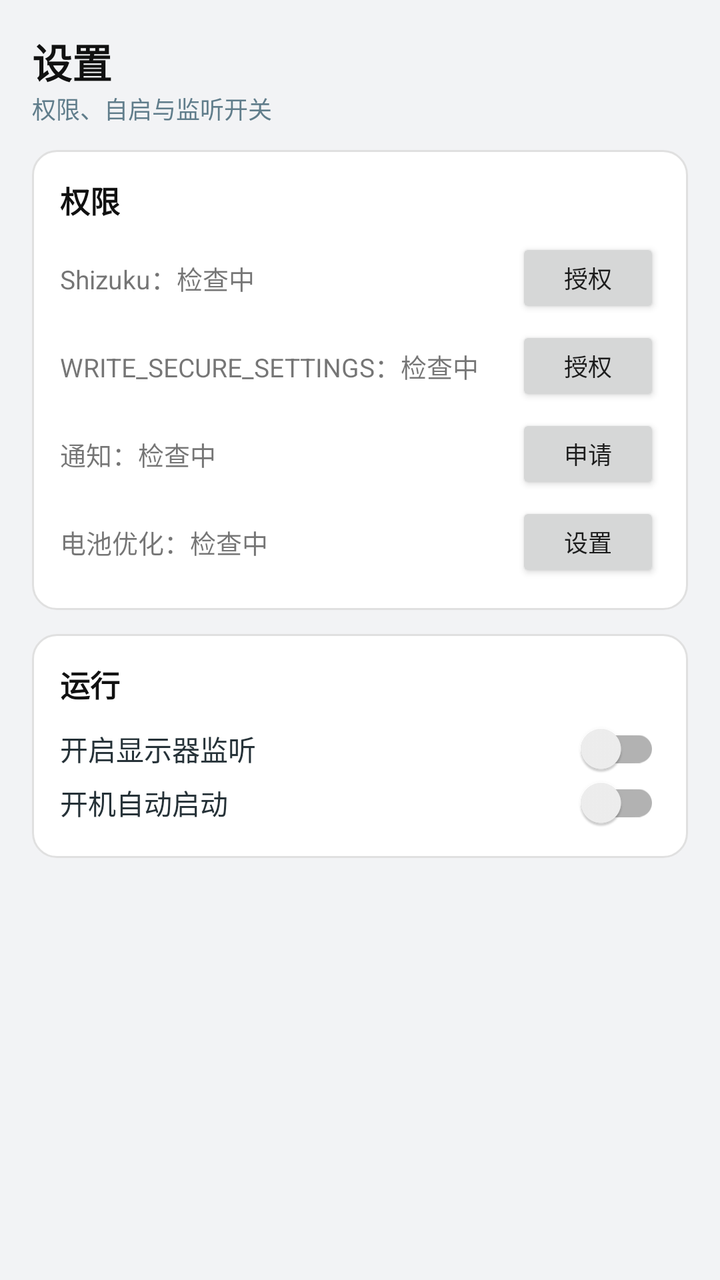
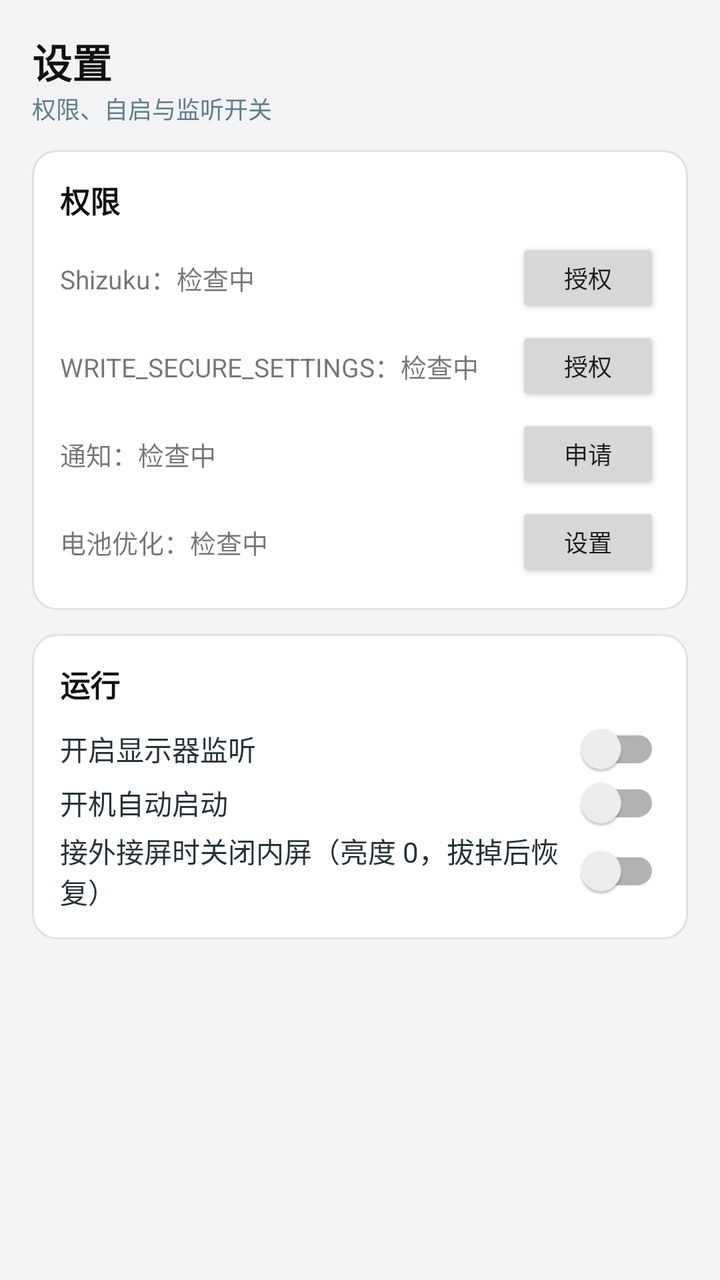

Two renders of the same Android screen: before a commit and after it. Below are the layout's source before the change and the commit's diff.
<!-- AndroidManifest.xml: application theme Theme.DockPilot -->
<!-- res/layout/page_settings.xml -->
<?xml version="1.0" encoding="utf-8"?>
<ScrollView xmlns:android="http://schemas.android.com/apk/res/android"
    android:layout_width="match_parent"
    android:layout_height="match_parent"
    android:background="#F2F3F5"
    android:fillViewport="true">

    <LinearLayout
        android:layout_width="match_parent"
        android:layout_height="wrap_content"
        android:orientation="vertical"
        android:padding="16dp">

        <TextView
            android:layout_width="wrap_content"
            android:layout_height="wrap_content"
            android:text="设置"
            android:textColor="#111111"
            android:textSize="20sp"
            android:textStyle="bold" />

        <TextView
            android:layout_width="wrap_content"
            android:layout_height="wrap_content"
            android:text="权限、自启与监听开关"
            android:textColor="#607D8B"
            android:textSize="12sp" />

        
        <LinearLayout
            android:layout_width="match_parent"
            android:layout_height="wrap_content"
            android:layout_marginTop="12dp"
            android:background="@drawable/bg_card"
            android:orientation="vertical"
            android:padding="14dp">

            <TextView
                android:layout_width="wrap_content"
                android:layout_height="wrap_content"
                android:text="权限"
                android:textColor="#111111"
                android:textSize="15sp"
                android:textStyle="bold" />

            <LinearLayout
                android:layout_width="match_parent"
                android:layout_height="wrap_content"
                android:layout_marginTop="8dp"
                android:gravity="center_vertical"
                android:orientation="horizontal">

                <TextView
                    android:id="@+id/tvShizukuState"
                    android:layout_width="0dp"
                    android:layout_height="wrap_content"
                    android:layout_weight="1"
                    android:text="Shizuku：检查中"
                    android:textSize="13sp" />

                <Button
                    android:id="@+id/btnShizuku"
                    android:layout_width="wrap_content"
                    android:layout_height="40dp"
                    android:minWidth="72dp"
                    android:text="授权"
                    android:textSize="12sp" />
            </LinearLayout>

            <LinearLayout
                android:layout_width="match_parent"
                android:layout_height="wrap_content"
                android:layout_marginTop="4dp"
                android:gravity="center_vertical"
                android:orientation="horizontal">

                <TextView
                    android:id="@+id/tvSecureState"
                    android:layout_width="0dp"
                    android:layout_height="wrap_content"
                    android:layout_weight="1"
                    android:text="WRITE_SECURE_SETTINGS：检查中"
                    android:textSize="13sp" />

                <Button
                    android:id="@+id/btnSecure"
                    android:layout_width="wrap_content"
                    android:layout_height="40dp"
                    android:minWidth="72dp"
                    android:text="授权"
                    android:textSize="12sp" />
            </LinearLayout>

            <LinearLayout
                android:layout_width="match_parent"
                android:layout_height="wrap_content"
                android:layout_marginTop="4dp"
                android:gravity="center_vertical"
                android:orientation="horizontal">

                <TextView
                    android:id="@+id/tvNotificationState"
                    android:layout_width="0dp"
                    android:layout_height="wrap_content"
                    android:layout_weight="1"
                    android:text="通知：检查中"
                    android:textSize="13sp" />

                <Button
                    android:id="@+id/btnNotification"
                    android:layout_width="wrap_content"
                    android:layout_height="40dp"
                    android:minWidth="72dp"
                    android:text="申请"
                    android:textSize="12sp" />
            </LinearLayout>

            <LinearLayout
                android:layout_width="match_parent"
                android:layout_height="wrap_content"
                android:layout_marginTop="4dp"
                android:gravity="center_vertical"
                android:orientation="horizontal">

                <TextView
                    android:id="@+id/tvBatteryState"
                    android:layout_width="0dp"
                    android:layout_height="wrap_content"
                    android:layout_weight="1"
                    android:text="电池优化：检查中"
                    android:textSize="13sp" />

                <Button
                    android:id="@+id/btnBattery"
                    android:layout_width="wrap_content"
                    android:layout_height="40dp"
                    android:minWidth="72dp"
                    android:text="设置"
                    android:textSize="12sp" />
            </LinearLayout>
        </LinearLayout>

        
        <LinearLayout
            android:layout_width="match_parent"
            android:layout_height="wrap_content"
            android:layout_marginTop="12dp"
            android:background="@drawable/bg_card"
            android:orientation="vertical"
            android:padding="14dp">

            <TextView
                android:layout_width="wrap_content"
                android:layout_height="wrap_content"
                android:text="运行"
                android:textColor="#111111"
                android:textSize="15sp"
                android:textStyle="bold" />

            <androidx.appcompat.widget.SwitchCompat
                android:id="@+id/swMonitor"
                android:layout_width="match_parent"
                android:layout_height="wrap_content"
                android:layout_marginTop="8dp"
                android:text="开启显示器监听"
                android:textColor="#263238"
                android:textSize="14sp" />

            <androidx.appcompat.widget.SwitchCompat
                android:id="@+id/swBoot"
                android:layout_width="match_parent"
                android:layout_height="wrap_content"
                android:text="开机自动启动"
                android:textColor="#263238"
                android:textSize="14sp" />
        </LinearLayout>
    </LinearLayout>
</ScrollView>
<!-- resources referenced by this layout -->
<resources>
  <!-- drawable bg_card (drawable) -->
  <?xml version="1.0" encoding="utf-8"?>
  <shape xmlns:android="http://schemas.android.com/apk/res/android"
      android:shape="rectangle">
      <solid android:color="#FFFFFF" />
      <corners android:radius="12dp" />
      <stroke
          android:width="1dp"
          android:color="#E0E0E0" />
  </shape>
  <style name="Theme.DockPilot" parent="Theme.AppCompat.Light.NoActionBar">
          <item name="colorPrimary">#2E7D32</item>
          <item name="colorPrimaryDark">#1B5E20</item>
          <item name="colorAccent">#43A047</item>
      </style>
</resources>

<!-- the commit's change to res/layout/page_settings.xml (unified diff, before → after) -->
@@ -173,6 +173,14 @@
                 android:text="开机自动启动"
                 android:textColor="#263238"
                 android:textSize="14sp" />
+
+            <androidx.appcompat.widget.SwitchCompat
+                android:id="@+id/swDimInternal"
+                android:layout_width="match_parent"
+                android:layout_height="wrap_content"
+                android:text="接外接屏时关闭内屏（亮度 0，拔掉后恢复）"
+                android:textColor="#263238"
+                android:textSize="14sp" />
         </LinearLayout>
     </LinearLayout>
 </ScrollView>
<!-- resource entries referenced after the edit -->
@@ -14,6 +14,10 @@
           <item name="colorPrimary">#2E7D32</item>
           <item name="colorPrimaryDark">#1B5E20</item>
           <item name="colorAccent">#43A047</item>
+          <item name="android:windowBackground">#F2F3F5</item>
+          
+          <item name="android:windowLightStatusBar">true</item>
+          <item name="android:windowLightNavigationBar">true</item>
       </style>
 </resources>
 
